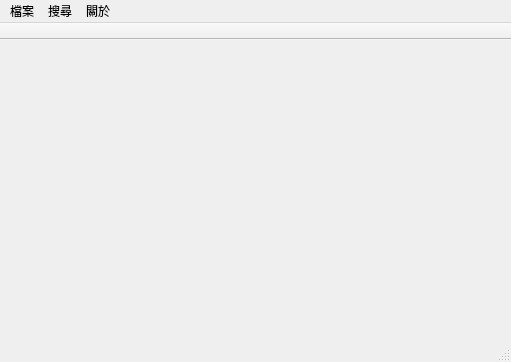
Qt form mainwindow.ui (johnroyer/urDiary) before a commit.
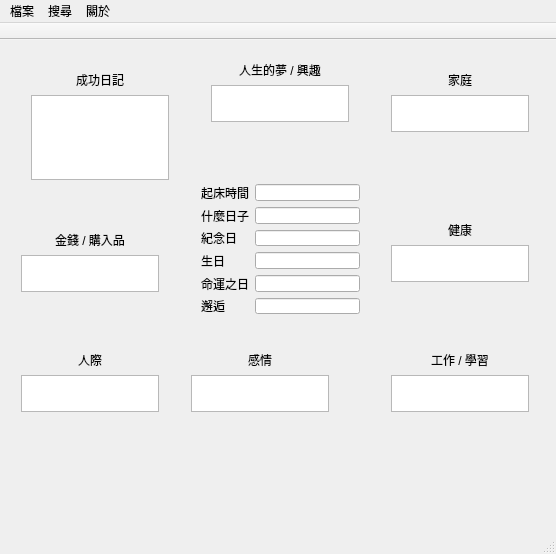
The same form after that commit.

Commit message: 建立九宮格版面，尚未排版

What changed in the file:
```diff
--- a/mainwindow.ui
+++ b/mainwindow.ui
@@ -6,20 +6,301 @@
    <rect>
     <x>0</x>
     <y>0</y>
-    <width>511</width>
-    <height>362</height>
+    <width>556</width>
+    <height>554</height>
    </rect>
   </property>
   <property name="windowTitle">
    <string>MainWindow</string>
   </property>
-  <widget class="QWidget" name="centralWidget"/>
+  <widget class="QWidget" name="centralWidget">
+   <widget class="QWidget" name="verticalLayoutWidget">
+    <property name="geometry">
+     <rect>
+      <x>20</x>
+      <y>20</y>
+      <width>160</width>
+      <height>131</height>
+     </rect>
+    </property>
+    <layout class="QVBoxLayout" name="verticalLayout">
+     <item>
+      <widget class="QLabel" name="label1">
+       <property name="text">
+        <string>&lt;!DOCTYPE HTML PUBLIC &quot;-//W3C//DTD HTML 4.0//EN&quot; &quot;http://www.w3.org/TR/REC-html40/strict.dtd&quot;&gt;
+&lt;html&gt;&lt;head&gt;&lt;meta name=&quot;qrichtext&quot; content=&quot;1&quot; /&gt;&lt;style type=&quot;text/css&quot;&gt;
+p, li { white-space: pre-wrap; }
+&lt;/style&gt;&lt;/head&gt;&lt;body style=&quot; font-family:'新細明體'; font-size:9pt; font-weight:400; font-style:normal;&quot;&gt;
+&lt;p align=&quot;center&quot; style=&quot; margin-top:0px; margin-bottom:0px; margin-left:0px; margin-right:0px; -qt-block-indent:0; text-indent:0px;&quot;&gt;成功日記&lt;/p&gt;&lt;/body&gt;&lt;/html&gt;</string>
+       </property>
+      </widget>
+     </item>
+     <item>
+      <widget class="QListWidget" name="listWidget1"/>
+     </item>
+    </layout>
+   </widget>
+   <widget class="QWidget" name="verticalLayoutWidget_2">
+    <property name="geometry">
+     <rect>
+      <x>200</x>
+      <y>10</y>
+      <width>160</width>
+      <height>83</height>
+     </rect>
+    </property>
+    <layout class="QVBoxLayout" name="verticalLayout_2">
+     <item>
+      <widget class="QLabel" name="label2">
+       <property name="text">
+        <string>&lt;!DOCTYPE HTML PUBLIC &quot;-//W3C//DTD HTML 4.0//EN&quot; &quot;http://www.w3.org/TR/REC-html40/strict.dtd&quot;&gt;
+&lt;html&gt;&lt;head&gt;&lt;meta name=&quot;qrichtext&quot; content=&quot;1&quot; /&gt;&lt;style type=&quot;text/css&quot;&gt;
+p, li { white-space: pre-wrap; }
+&lt;/style&gt;&lt;/head&gt;&lt;body style=&quot; font-family:'新細明體'; font-size:9pt; font-weight:400; font-style:normal;&quot;&gt;
+&lt;p align=&quot;center&quot; style=&quot; margin-top:0px; margin-bottom:0px; margin-left:0px; margin-right:0px; -qt-block-indent:0; text-indent:0px;&quot;&gt;人生的夢 / 興趣&lt;/p&gt;&lt;/body&gt;&lt;/html&gt;</string>
+       </property>
+      </widget>
+     </item>
+     <item>
+      <widget class="QListWidget" name="listWidget2"/>
+     </item>
+    </layout>
+   </widget>
+   <widget class="QWidget" name="verticalLayoutWidget_3">
+    <property name="geometry">
+     <rect>
+      <x>380</x>
+      <y>20</y>
+      <width>160</width>
+      <height>83</height>
+     </rect>
+    </property>
+    <layout class="QVBoxLayout" name="verticalLayout_3">
+     <item>
+      <widget class="QLabel" name="label">
+       <property name="text">
+        <string>&lt;!DOCTYPE HTML PUBLIC &quot;-//W3C//DTD HTML 4.0//EN&quot; &quot;http://www.w3.org/TR/REC-html40/strict.dtd&quot;&gt;
+&lt;html&gt;&lt;head&gt;&lt;meta name=&quot;qrichtext&quot; content=&quot;1&quot; /&gt;&lt;style type=&quot;text/css&quot;&gt;
+p, li { white-space: pre-wrap; }
+&lt;/style&gt;&lt;/head&gt;&lt;body style=&quot; font-family:'新細明體'; font-size:9pt; font-weight:400; font-style:normal;&quot;&gt;
+&lt;p align=&quot;center&quot; style=&quot; margin-top:0px; margin-bottom:0px; margin-left:0px; margin-right:0px; -qt-block-indent:0; text-indent:0px;&quot;&gt;家庭&lt;/p&gt;&lt;/body&gt;&lt;/html&gt;</string>
+       </property>
+      </widget>
+     </item>
+     <item>
+      <widget class="QListWidget" name="listWidget"/>
+     </item>
+    </layout>
+   </widget>
+   <widget class="QWidget" name="verticalLayoutWidget_4">
+    <property name="geometry">
+     <rect>
+      <x>10</x>
+      <y>180</y>
+      <width>160</width>
+      <height>83</height>
+     </rect>
+    </property>
+    <layout class="QVBoxLayout" name="verticalLayout_4">
+     <item>
+      <widget class="QLabel" name="label_2">
+       <property name="text">
+        <string>&lt;!DOCTYPE HTML PUBLIC &quot;-//W3C//DTD HTML 4.0//EN&quot; &quot;http://www.w3.org/TR/REC-html40/strict.dtd&quot;&gt;
+&lt;html&gt;&lt;head&gt;&lt;meta name=&quot;qrichtext&quot; content=&quot;1&quot; /&gt;&lt;style type=&quot;text/css&quot;&gt;
+p, li { white-space: pre-wrap; }
+&lt;/style&gt;&lt;/head&gt;&lt;body style=&quot; font-family:'新細明體'; font-size:9pt; font-weight:400; font-style:normal;&quot;&gt;
+&lt;p align=&quot;center&quot; style=&quot; margin-top:0px; margin-bottom:0px; margin-left:0px; margin-right:0px; -qt-block-indent:0; text-indent:0px;&quot;&gt;金錢 / 購入品&lt;/p&gt;&lt;/body&gt;&lt;/html&gt;</string>
+       </property>
+      </widget>
+     </item>
+     <item>
+      <widget class="QListWidget" name="listWidget_2"/>
+     </item>
+    </layout>
+   </widget>
+   <widget class="QWidget" name="verticalLayoutWidget_5">
+    <property name="geometry">
+     <rect>
+      <x>380</x>
+      <y>170</y>
+      <width>160</width>
+      <height>83</height>
+     </rect>
+    </property>
+    <layout class="QVBoxLayout" name="verticalLayout_5">
+     <item>
+      <widget class="QLabel" name="label_3">
+       <property name="text">
+        <string>&lt;!DOCTYPE HTML PUBLIC &quot;-//W3C//DTD HTML 4.0//EN&quot; &quot;http://www.w3.org/TR/REC-html40/strict.dtd&quot;&gt;
+&lt;html&gt;&lt;head&gt;&lt;meta name=&quot;qrichtext&quot; content=&quot;1&quot; /&gt;&lt;style type=&quot;text/css&quot;&gt;
+p, li { white-space: pre-wrap; }
+&lt;/style&gt;&lt;/head&gt;&lt;body style=&quot; font-family:'新細明體'; font-size:9pt; font-weight:400; font-style:normal;&quot;&gt;
+&lt;p align=&quot;center&quot; style=&quot; margin-top:0px; margin-bottom:0px; margin-left:0px; margin-right:0px; -qt-block-indent:0; text-indent:0px;&quot;&gt;健康&lt;/p&gt;&lt;/body&gt;&lt;/html&gt;</string>
+       </property>
+      </widget>
+     </item>
+     <item>
+      <widget class="QListWidget" name="listWidget_3"/>
+     </item>
+    </layout>
+   </widget>
+   <widget class="QWidget" name="verticalLayoutWidget_6">
+    <property name="geometry">
+     <rect>
+      <x>10</x>
+      <y>300</y>
+      <width>160</width>
+      <height>83</height>
+     </rect>
+    </property>
+    <layout class="QVBoxLayout" name="verticalLayout_6">
+     <item>
+      <widget class="QLabel" name="label_4">
+       <property name="text">
+        <string>&lt;!DOCTYPE HTML PUBLIC &quot;-//W3C//DTD HTML 4.0//EN&quot; &quot;http://www.w3.org/TR/REC-html40/strict.dtd&quot;&gt;
+&lt;html&gt;&lt;head&gt;&lt;meta name=&quot;qrichtext&quot; content=&quot;1&quot; /&gt;&lt;style type=&quot;text/css&quot;&gt;
+p, li { white-space: pre-wrap; }
+&lt;/style&gt;&lt;/head&gt;&lt;body style=&quot; font-family:'新細明體'; font-size:9pt; font-weight:400; font-style:normal;&quot;&gt;
+&lt;p align=&quot;center&quot; style=&quot; margin-top:0px; margin-bottom:0px; margin-left:0px; margin-right:0px; -qt-block-indent:0; text-indent:0px;&quot;&gt;人際&lt;/p&gt;&lt;/body&gt;&lt;/html&gt;</string>
+       </property>
+      </widget>
+     </item>
+     <item>
+      <widget class="QListWidget" name="listWidget_4"/>
+     </item>
+    </layout>
+   </widget>
+   <widget class="QWidget" name="verticalLayoutWidget_7">
+    <property name="geometry">
+     <rect>
+      <x>180</x>
+      <y>300</y>
+      <width>160</width>
+      <height>83</height>
+     </rect>
+    </property>
+    <layout class="QVBoxLayout" name="verticalLayout_7">
+     <item>
+      <widget class="QLabel" name="label_5">
+       <property name="text">
+        <string>&lt;!DOCTYPE HTML PUBLIC &quot;-//W3C//DTD HTML 4.0//EN&quot; &quot;http://www.w3.org/TR/REC-html40/strict.dtd&quot;&gt;
+&lt;html&gt;&lt;head&gt;&lt;meta name=&quot;qrichtext&quot; content=&quot;1&quot; /&gt;&lt;style type=&quot;text/css&quot;&gt;
+p, li { white-space: pre-wrap; }
+&lt;/style&gt;&lt;/head&gt;&lt;body style=&quot; font-family:'新細明體'; font-size:9pt; font-weight:400; font-style:normal;&quot;&gt;
+&lt;p align=&quot;center&quot; style=&quot; margin-top:0px; margin-bottom:0px; margin-left:0px; margin-right:0px; -qt-block-indent:0; text-indent:0px;&quot;&gt;感情&lt;/p&gt;&lt;/body&gt;&lt;/html&gt;</string>
+       </property>
+      </widget>
+     </item>
+     <item>
+      <widget class="QListWidget" name="listWidget_5"/>
+     </item>
+    </layout>
+   </widget>
+   <widget class="QWidget" name="verticalLayoutWidget_8">
+    <property name="geometry">
+     <rect>
+      <x>380</x>
+      <y>300</y>
+      <width>160</width>
+      <height>83</height>
+     </rect>
+    </property>
+    <layout class="QVBoxLayout" name="verticalLayout_8">
+     <item>
+      <widget class="QLabel" name="label_6">
+       <property name="text">
+        <string>&lt;!DOCTYPE HTML PUBLIC &quot;-//W3C//DTD HTML 4.0//EN&quot; &quot;http://www.w3.org/TR/REC-html40/strict.dtd&quot;&gt;
+&lt;html&gt;&lt;head&gt;&lt;meta name=&quot;qrichtext&quot; content=&quot;1&quot; /&gt;&lt;style type=&quot;text/css&quot;&gt;
+p, li { white-space: pre-wrap; }
+&lt;/style&gt;&lt;/head&gt;&lt;body style=&quot; font-family:'新細明體'; font-size:9pt; font-weight:400; font-style:normal;&quot;&gt;
+&lt;p align=&quot;center&quot; style=&quot; margin-top:0px; margin-bottom:0px; margin-left:0px; margin-right:0px; -qt-block-indent:0; text-indent:0px;&quot;&gt;工作 / 學習&lt;/p&gt;&lt;/body&gt;&lt;/html&gt;</string>
+       </property>
+      </widget>
+     </item>
+     <item>
+      <widget class="QListWidget" name="listWidget_6"/>
+     </item>
+    </layout>
+   </widget>
+   <widget class="QWidget" name="gridLayoutWidget">
+    <property name="geometry">
+     <rect>
+      <x>190</x>
+      <y>133</y>
+      <width>181</width>
+      <height>152</height>
+     </rect>
+    </property>
+    <layout class="QGridLayout" name="gridLayout">
+     <item row="1" column="0">
+      <widget class="QLabel" name="label_7">
+       <property name="text">
+        <string>什麼日子</string>
+       </property>
+      </widget>
+     </item>
+     <item row="1" column="1">
+      <widget class="QLineEdit" name="lineEdit"/>
+     </item>
+     <item row="2" column="0">
+      <widget class="QLabel" name="label_8">
+       <property name="text">
+        <string>紀念日</string>
+       </property>
+      </widget>
+     </item>
+     <item row="2" column="1">
+      <widget class="QLineEdit" name="lineEdit_2"/>
+     </item>
+     <item row="3" column="0">
+      <widget class="QLabel" name="label_9">
+       <property name="text">
+        <string>生日</string>
+       </property>
+      </widget>
+     </item>
+     <item row="3" column="1">
+      <widget class="QLineEdit" name="lineEdit_3"/>
+     </item>
+     <item row="4" column="0">
+      <widget class="QLabel" name="label_10">
+       <property name="text">
+        <string>命運之日</string>
+       </property>
+      </widget>
+     </item>
+     <item row="4" column="1">
+      <widget class="QLineEdit" name="lineEdit_4"/>
+     </item>
+     <item row="5" column="0">
+      <widget class="QLabel" name="label_11">
+       <property name="text">
+        <string>邂逅</string>
+       </property>
+      </widget>
+     </item>
+     <item row="5" column="1">
+      <widget class="QLineEdit" name="lineEdit_5"/>
+     </item>
+     <item row="0" column="0">
+      <widget class="QLabel" name="label_12">
+       <property name="text">
+        <string>起床時間</string>
+       </property>
+      </widget>
+     </item>
+     <item row="0" column="1">
+      <widget class="QLineEdit" name="lineEdit_6"/>
+     </item>
+    </layout>
+   </widget>
+  </widget>
   <widget class="QMenuBar" name="menuBar">
    <property name="geometry">
     <rect>
      <x>0</x>
      <y>0</y>
-     <width>511</width>
+     <width>556</width>
      <height>18</height>
     </rect>
    </property>
```
